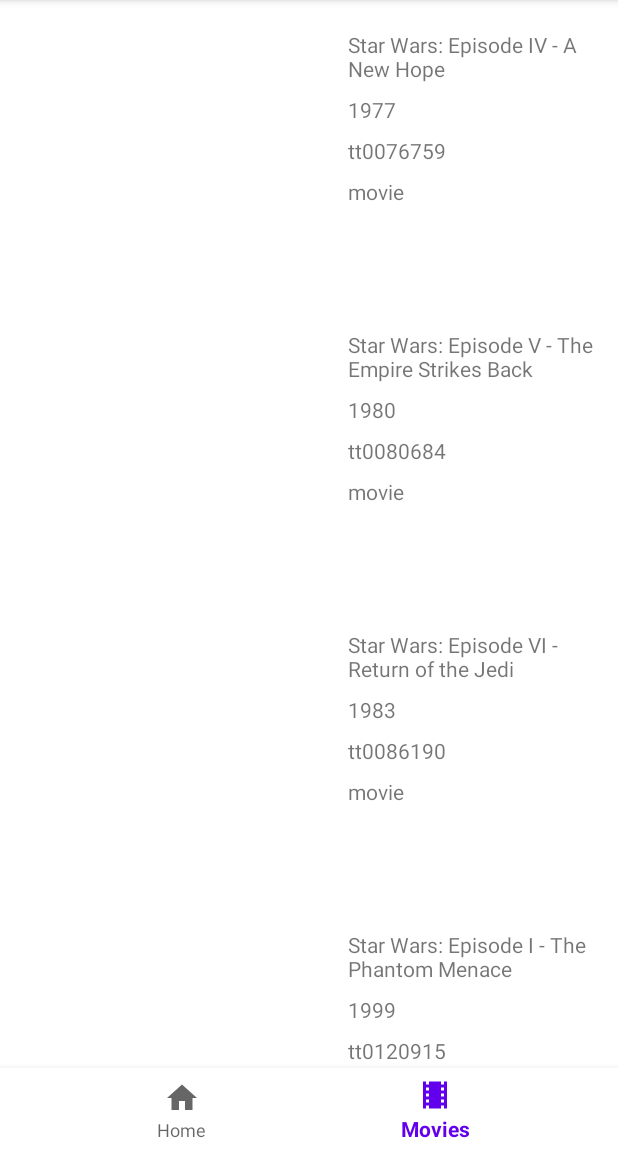
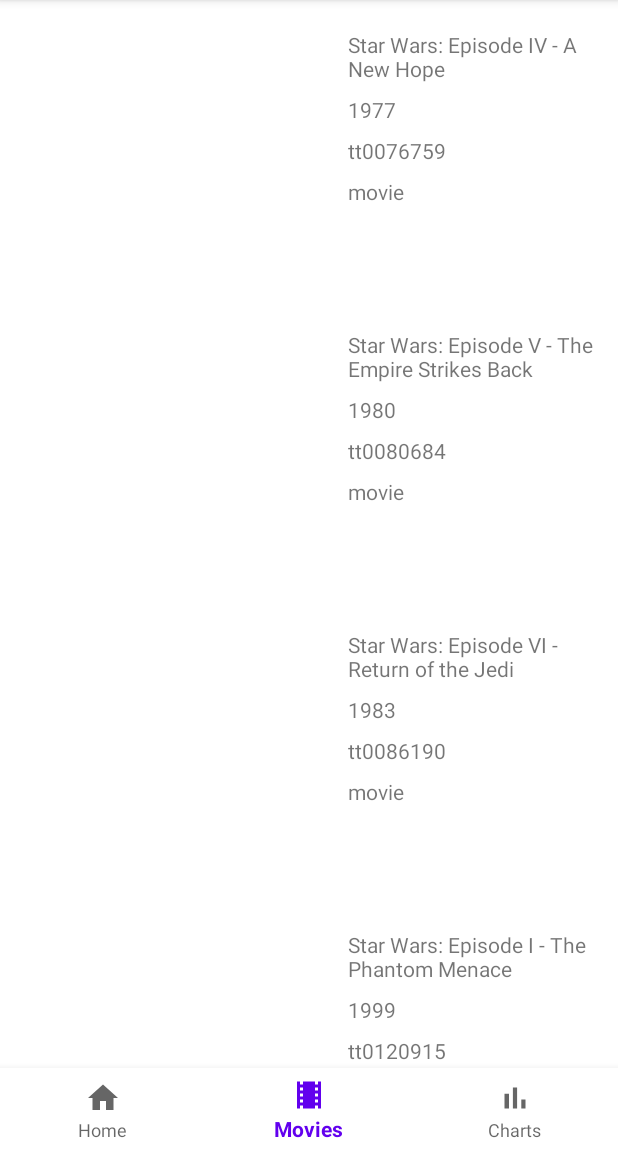
Before and after one commit to TymurL/MobileDevelopment, an Android app: the screen it shows after launch (MainActivity), item 2 of the bottom bar chosen, on a phone screen of 412 x 824 dp, the part 84-1236 px from its top. Run offline under Robolectric (Android 15) with nearby library versions, the phone set to English and light mode, and no system bars; our stand-ins replace navigation-ui; plain views replace SwipeRevealLayout.

Commit message:
Add charts

```diff
--- /dev/null
+++ b/app/src/main/res/drawable/ic_baseline_bar_chart_24.xml
@@ -0,0 +1,10 @@
+<vector xmlns:android="http://schemas.android.com/apk/res/android"
+    android:width="24dp"
+    android:height="24dp"
+    android:viewportWidth="24"
+    android:viewportHeight="24"
+    android:tint="?attr/colorControlNormal">
+  <path
+      android:fillColor="@android:color/white"
+      android:pathData="M5,9.2h3L8,19L5,19zM10.6,5h2.8v14h-2.8zM16.2,13L19,13v6h-2.8z"/>
+</vector>
--- a/app/src/main/res/menu/bottom_menu.xml
+++ b/app/src/main/res/menu/bottom_menu.xml
@@ -1,12 +1,16 @@
 <?xml version="1.0" encoding="utf-8"?>
-<menu xmlns:android="http://schemas.android.com/apk/res/android"
-    xmlns:app="http://schemas.android.com/apk/res-auto">
+<menu xmlns:android="http://schemas.android.com/apk/res/android">
 
-    <item android:id="@+id/homeFragment"
+    <item
+        android:id="@+id/homeFragment"
         android:icon="@drawable/ic_baseline_home_24"
         android:title="Home" />
     <item
         android:id="@+id/itemFragment"
         android:icon="@drawable/ic_baseline_local_movies_24"
         android:title="Movies" />
+    <item
+        android:id="@+id/chartsFragment"
+        android:icon="@drawable/ic_baseline_bar_chart_24"
+        android:title="Charts" />
 </menu>
--- a/app/src/main/res/navigation/nav.xml
+++ b/app/src/main/res/navigation/nav.xml
@@ -14,4 +14,9 @@
         android:name="ua.kpi.comsys.iv7108.ItemFragment"
         android:label="fragment_item_list"
         tools:layout="@layout/fragment_item_list" />
+    <fragment
+        android:id="@+id/chartsFragment"
+        android:name="ua.kpi.comsys.iv7108.ChartsFragment"
+        android:label="fragment_charts"
+        tools:layout="@layout/fragment_charts" />
 </navigation>
--- a/build.gradle
+++ b/build.gradle
@@ -18,6 +18,7 @@
     repositories {
         google()
         jcenter()
+        maven { url 'https://jitpack.io' }
     }
 }
 
```
Also changed, not shown: app/build.gradle (+8 -7 lines), app/src/main/java/ua/kpi/comsys/iv7108/ChartsFragment.kt (added, +58 -0 lines), app/src/main/res/layout/fragment_charts.xml (added, +25 -0 lines).
